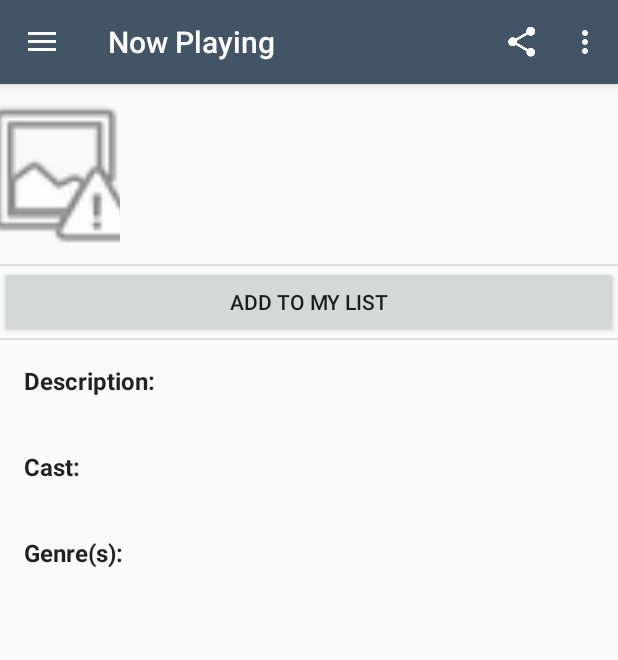
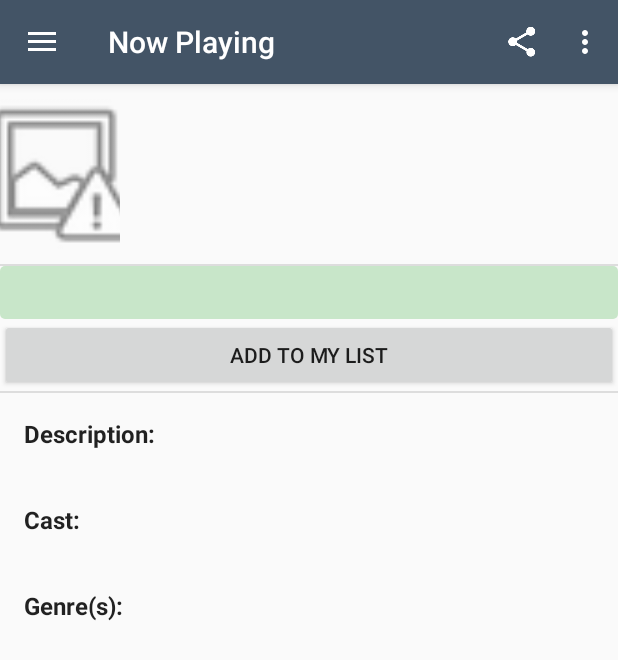
Before and after one commit to simondemartini/filmfridge, an Android app: the fragment FilmDetailFragment placed in its activity, on a phone screen of 412 x 824 dp. Shown: the top 660 px of the screen. Run offline under Robolectric (Android 15) with nearby library versions, the phone set to English and light mode, and no system bars; 2 statements that could not run were skipped.

Commit message:
Add recommendation to film detail

```diff
--- a/app/src/main/res/layout/fragment_film_detail.xml
+++ b/app/src/main/res/layout/fragment_film_detail.xml
@@ -76,9 +76,20 @@
         <LinearLayout
             android:id="@+id/controls"
             android:layout_below="@id/separator1"
-            android:orientation="horizontal"
+            android:orientation="vertical"
             android:layout_width="match_parent"
             android:layout_height="wrap_content">
+
+            <TextView
+                android:id="@+id/recommendation"
+                android:layout_width="match_parent"
+                android:layout_height="wrap_content"
+                android:layout_margin="@dimen/no_margin"
+                android:textAppearance="@style/TextAppearance.AppCompat"
+                tools:text="Recommended!"
+                android:textSize="14sp"
+                android:padding="@dimen/recommendation_padding"
+                android:background="@drawable/recommendation_badge"/>
 
             <Button
                 android:id="@+id/add_to_my_list"
```
Also changed, not shown: app/src/main/java/edu/uw/tacoma/tcss450/team4/filmfridge/FilmDetailFragment.java (+21 -1 lines).
